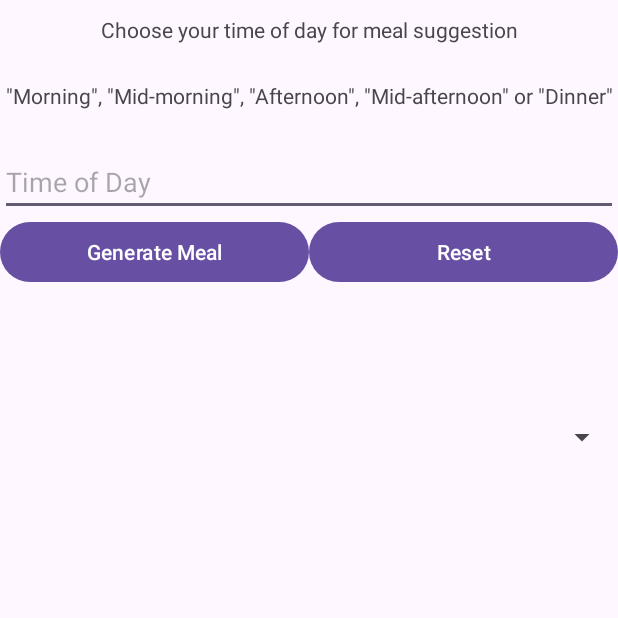
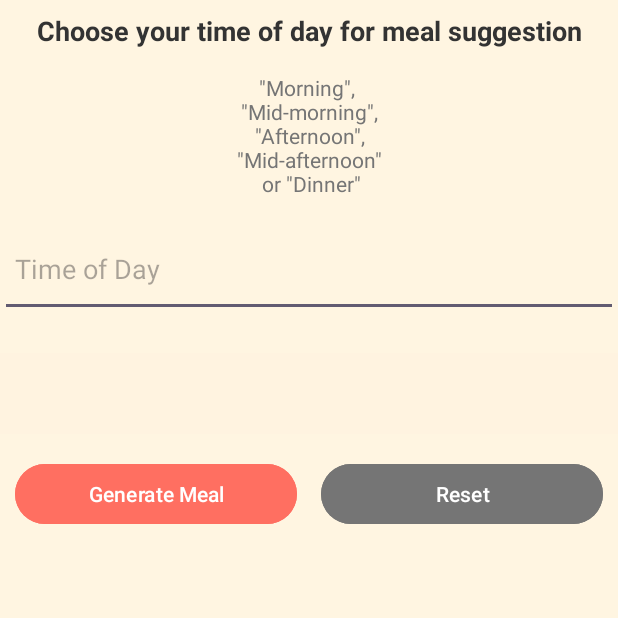
Before and after one commit to ST10482816/Meal-Suggestor, an Android app: the screen it shows after launch (MainActivity), on a phone screen of 412 x 824 dp, the top half of it. Run offline under Robolectric (Android 15) with nearby library versions, the phone set to English and light mode, and no system bars.

Commit message:
final touches to styling, removed spinner

```diff
--- a/app/src/main/java/za/co/varsitycollege/st10482816/mealsuggestor/MainActivity.kt
+++ b/app/src/main/java/za/co/varsitycollege/st10482816/mealsuggestor/MainActivity.kt
@@ -37,7 +37,6 @@ class MainActivity : AppCompatActivity() {
 //              tries to stringify user input and store in timeOfDayText variable
                     var timeOfDayText = timeOfDay.text.toString()
 
-//                    txtSuggestionResult.text = timeOfDayText
 //                  Calls GenerateMeal Function
                     val suggestedMeal = generateMeal(timeOfDayText)
                     if (suggestedMeal == "invalid selection"){
@@ -72,11 +71,11 @@ class MainActivity : AppCompatActivity() {
 //    function generates a meal based on the user's chosen input
     private fun generateMeal(timeOfDayText: String): String {
             val suggestedMeal: String = when (timeOfDayText.uppercase()) {
-                "MORNING" -> "Banana"
-                "MID-MORNING" -> "Egg"
-                "AFTERNOON" -> "Chicken"
+                "MORNING" -> "3-6 Egg Omelette"
+                "MID-MORNING" -> "1x Large Banana \n 20g Roasted & Salted Cashew Nuts"
+                "AFTERNOON" -> " Chicken, Rice & Broccoli"
                 "AFTERNOON SNACK" -> "Protein Shake"
-                "DINNER" -> "Beef"
+                "DINNER" -> "Grilled Beef Steak, Roasted Potatoes and Steamed Vegetables"
                 else -> {
                 "invalid selection"}
             }
--- a/app/src/main/res/layout/activity_main.xml
+++ b/app/src/main/res/layout/activity_main.xml
@@ -6,58 +6,84 @@
     android:layout_width="match_parent"
     android:layout_height="match_parent"
     android:orientation="vertical"
+    android:padding="16dp"
+    android:background="#FFF5E1"
     tools:context=".MainActivity">
 
+<!-- Heading -->
     <TextView
         android:id="@+id/txtHeadingInstruction"
         android:layout_width="match_parent"
-        android:layout_height="29dp"
+        android:layout_height="wrap_content"
         android:gravity="center_horizontal"
-        android:paddingTop="10sp"
+        android:paddingTop="8dp"
+        android:paddingBottom="16dp"
+        android:textColor="@color/text_primary"
+        android:textStyle="bold"
+        android:textSize="18sp"
         android:text="Choose your time of day for meal suggestion" />
-
+<!-- Options -->
     <TextView
         android:id="@+id/txtDayOptions"
         android:layout_width="match_parent"
-        android:layout_height="69dp"
+        android:layout_height="wrap_content"
         android:gravity="center"
-        android:text="&quot;Morning&quot;, &quot;Mid-morning&quot;, &quot;Afternoon&quot;, &quot;Mid-afternoon&quot; or &quot;Dinner&quot;" />
-
+        android:paddingHorizontal="10dp"
+        android:paddingBottom="16dp"
+        android:text='"Morning", \n "Mid-morning", \n "Afternoon", \n "Mid-afternoon" \n or "Dinner"'
+        android:textColor="@color/text_secondary"
+        android:textSize="14sp" />
+<!--Time of Day Input Field-->
     <EditText
         android:id="@+id/txeTimeOfDay"
         android:layout_width="match_parent"
-        android:layout_height="wrap_content"
+        android:layout_height="63dp"
         android:ems="10"
+        android:paddingHorizontal="10dp"
         android:hint="Time of Day"
         android:inputType="text" />
+
+<!-- Suggestion Field Output -->
+    <TextView
+        android:id="@+id/txtSuggestionResult"
+        android:layout_width="match_parent"
+        android:layout_height="wrap_content"
+        android:padding="16dp"
+        android:layout_marginTop="24dp"
+        android:background="@color/highlight_peach"
+        android:text=""
+        android:textColor="@color/text_primary"
+        android:textSize="16sp"
+        />
+
+<!-- Button Row -->
     <LinearLayout
         android:layout_width="match_parent"
         android:layout_height="wrap_content"
-        android:orientation="horizontal">
+        android:orientation="horizontal"
+        android:paddingTop="16dp"
+        android:gravity="center"
+        android:paddingHorizontal="10dp">
+
         <Button
             android:id="@+id/btnGenerateMeal"
             android:layout_width="0dp"
             android:layout_height="wrap_content"
             android:layout_weight="1"
-            android:text="Generate Meal" />
+            android:layout_marginEnd="8dp"
+            android:backgroundTint="@color/accent_coral"
+            android:text="Generate Meal"
+            android:textColor="#FFFFFF" />
 
         <Button
             android:id="@+id/btnReset"
             android:layout_width="0dp"
             android:layout_height="wrap_content"
             android:layout_weight="1"
-            android:text="Reset" />
+            android:layout_marginStart="8dp"
+            android:backgroundTint="#757575"
+            android:text="Reset"
+            android:textColor="#FFFFFF"/>
     </LinearLayout>
 
-    <TextView
-        android:id="@+id/txtSuggestionResult"
-        android:layout_width="match_parent"
-        android:layout_height="87dp"
-        android:text="" />
-
-    <Spinner
-        android:id="@+id/spinner"
-        android:layout_width="match_parent"
-        android:layout_height="wrap_content" />
-
 </LinearLayout>
--- a/app/src/main/res/values/colors.xml
+++ b/app/src/main/res/values/colors.xml
@@ -2,4 +2,9 @@
 <resources>
     <color name="black">#FF000000</color>
     <color name="white">#FFFFFFFF</color>
+    <color name="primary_background">#F5F5F5</color>
+    <color name="accent_coral">#FF6F61</color>
+    <color name="text_primary">#333333</color>
+    <color name="text_secondary">#757575</color>
+    <color name="highlight_peach">#FFF3E0</color>
 </resources>
```
